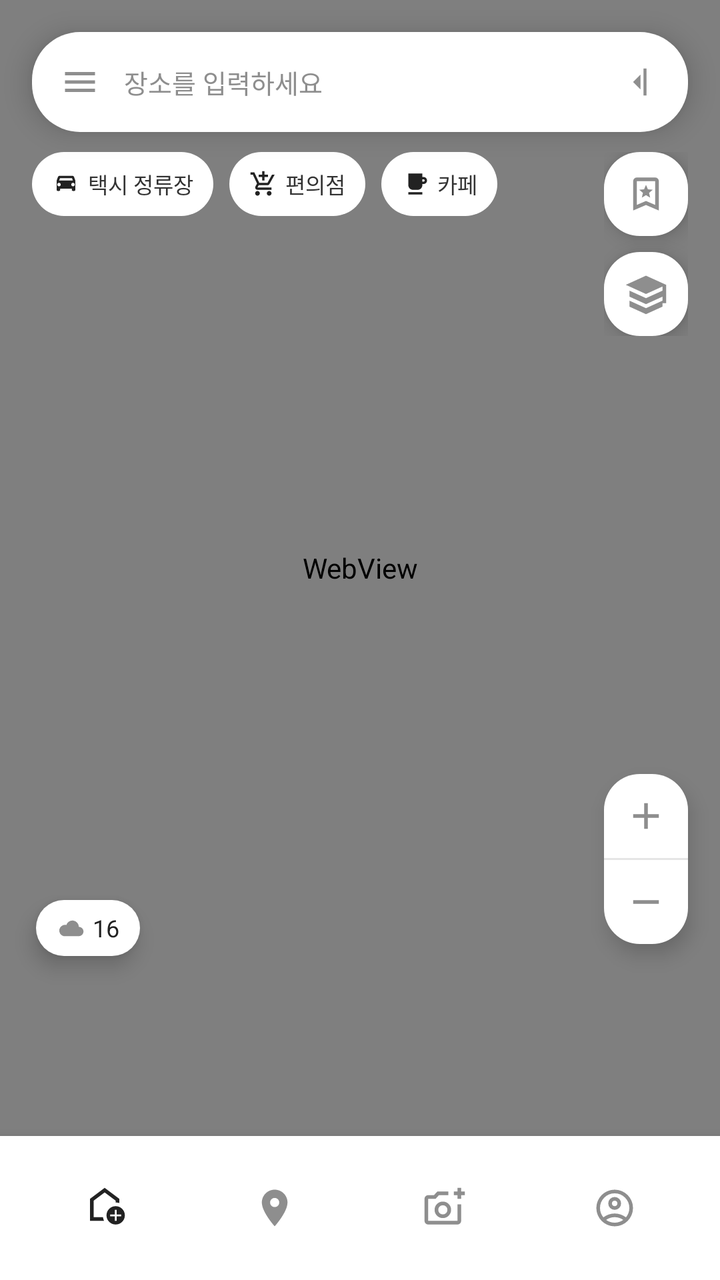
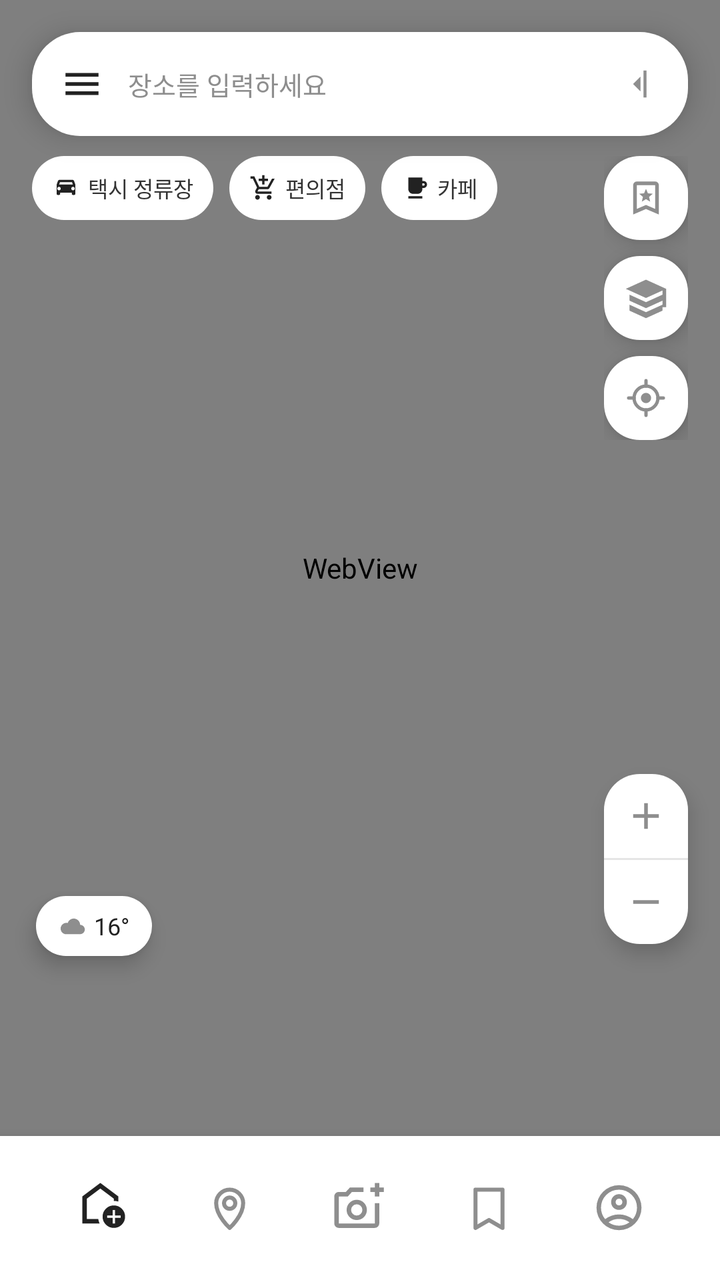

Compare the two renders of this Android layout. The source of the first and the diff that turns it into the second are given below.
<!-- AndroidManifest.xml: application theme Theme.AccessNav -->
<!-- res/layout/activity_main.xml -->
<?xml version="1.0" encoding="utf-8"?>
<androidx.constraintlayout.widget.ConstraintLayout xmlns:android="http://schemas.android.com/apk/res/android"
    xmlns:app="http://schemas.android.com/apk/res-auto"
    android:layout_width="match_parent"
    android:layout_height="match_parent"
    android:background="@color/bg_app">

    <WebView
        android:id="@+id/webMap"
        android:layout_width="0dp"
        android:layout_height="0dp"
        android:overScrollMode="never"
        app:layout_constraintTop_toTopOf="parent"
        app:layout_constraintBottom_toTopOf="@id/bottomBar"
        app:layout_constraintStart_toStartOf="parent"
        app:layout_constraintEnd_toEndOf="parent" />

    
    <LinearLayout
        android:id="@+id/topSearchWrap"
        android:layout_width="0dp"
        android:layout_height="50dp"
        android:layout_marginStart="16dp"
        android:layout_marginTop="16dp"
        android:layout_marginEnd="16dp"
        android:background="@drawable/bg_round_24_white"
        android:elevation="8dp"
        android:gravity="center_vertical"
        android:orientation="horizontal"
        android:paddingStart="14dp"
        android:paddingEnd="14dp"
        app:layout_constraintTop_toTopOf="parent"
        app:layout_constraintStart_toStartOf="parent"
        app:layout_constraintEnd_toEndOf="parent">

        <ImageView
            android:id="@+id/btnMenu"
            android:layout_width="20dp"
            android:layout_height="20dp"
            android:src="@drawable/ic_menu_24"
            android:tint="@color/gray_500" />

        <EditText
            android:id="@+id/etSearch"
            android:layout_width="0dp"
            android:layout_height="wrap_content"
            android:layout_marginStart="12dp"
            android:layout_weight="1"
            android:background="@android:color/transparent"
            android:hint="장소를 입력하세요"
            android:inputType="text"
            android:maxLines="1"
            android:textColor="@color/black"
            android:textColorHint="@color/gray_500"
            android:textSize="13sp" />

        <ImageView
            android:id="@+id/btnClear"
            android:layout_width="18dp"
            android:layout_height="18dp"
            android:src="@drawable/ic_close_20"
            android:tint="@color/gray_500" />
    </LinearLayout>

    
    <LinearLayout
        android:id="@+id/chipRow"
        android:layout_width="wrap_content"
        android:layout_height="wrap_content"
        android:layout_marginStart="16dp"
        android:layout_marginTop="10dp"
        android:orientation="horizontal"
        app:layout_constraintTop_toBottomOf="@id/topSearchWrap"
        app:layout_constraintStart_toStartOf="parent">

        <LinearLayout
            android:id="@+id/chipTaxi"
            android:layout_width="wrap_content"
            android:layout_height="32dp"
            android:background="@drawable/bg_round_16_chip"
            android:gravity="center"
            android:orientation="horizontal"
            android:paddingStart="10dp"
            android:paddingEnd="10dp">

            <ImageView
                android:layout_width="14dp"
                android:layout_height="14dp"
                android:src="@drawable/ic_taxi_16"
                android:tint="@color/black" />

            <TextView
                android:layout_width="wrap_content"
                android:layout_height="wrap_content"
                android:layout_marginStart="4dp"
                android:text="택시 정류장"
                android:textColor="@color/chip_text"
                android:textSize="11sp" />
        </LinearLayout>

        <LinearLayout
            android:id="@+id/chipStore"
            android:layout_width="wrap_content"
            android:layout_height="32dp"
            android:layout_marginStart="8dp"
            android:background="@drawable/bg_round_16_chip"
            android:gravity="center"
            android:orientation="horizontal"
            android:paddingStart="10dp"
            android:paddingEnd="10dp">

            <ImageView
                android:layout_width="14dp"
                android:layout_height="14dp"
                android:src="@drawable/ic_store_16"
                android:tint="@color/black" />

            <TextView
                android:layout_width="wrap_content"
                android:layout_height="wrap_content"
                android:layout_marginStart="4dp"
                android:text="편의점"
                android:textColor="@color/chip_text"
                android:textSize="11sp" />
        </LinearLayout>

        <LinearLayout
            android:id="@+id/chipCafe"
            android:layout_width="wrap_content"
            android:layout_height="32dp"
            android:layout_marginStart="8dp"
            android:background="@drawable/bg_round_16_chip"
            android:gravity="center"
            android:orientation="horizontal"
            android:paddingStart="10dp"
            android:paddingEnd="10dp">

            <ImageView
                android:layout_width="14dp"
                android:layout_height="14dp"
                android:src="@drawable/ic_cafe_16"
                android:tint="@color/black" />

            <TextView
                android:layout_width="wrap_content"
                android:layout_height="wrap_content"
                android:layout_marginStart="4dp"
                android:text="카페"
                android:textColor="@color/chip_text"
                android:textSize="11sp" />
        </LinearLayout>
    </LinearLayout>

    
    <LinearLayout
        android:id="@+id/rightActionWrap"
        android:layout_width="wrap_content"
        android:layout_height="wrap_content"
        android:layout_marginTop="10dp"
        android:layout_marginEnd="16dp"
        android:orientation="vertical"
        app:layout_constraintTop_toBottomOf="@id/topSearchWrap"
        app:layout_constraintEnd_toEndOf="parent">

        <ImageView
            android:id="@+id/btnFavorite"
            android:layout_width="42dp"
            android:layout_height="42dp"
            android:background="@drawable/bg_round_18_white"
            android:elevation="6dp"
            android:padding="10dp"
            android:src="@drawable/ic_star_24"
            android:tint="@color/gray_500" />

        <ImageView
            android:id="@+id/btnFilter"
            android:layout_width="42dp"
            android:layout_height="42dp"
            android:layout_marginTop="8dp"
            android:background="@drawable/bg_round_18_white"
            android:elevation="6dp"
            android:padding="10dp"
            android:src="@drawable/ic_layers_24"
            android:tint="@color/gray_500" />
    </LinearLayout>

    
    <LinearLayout
        android:id="@+id/zoomWrap"
        android:layout_width="42dp"
        android:layout_height="wrap_content"
        android:layout_marginEnd="16dp"
        android:layout_marginBottom="96dp"
        android:background="@drawable/bg_round_18_white"
        android:elevation="6dp"
        android:orientation="vertical"
        app:layout_constraintBottom_toTopOf="@id/bottomBar"
        app:layout_constraintEnd_toEndOf="parent">

        <ImageView
            android:id="@+id/btnZoomIn"
            android:layout_width="42dp"
            android:layout_height="42dp"
            android:padding="10dp"
            android:src="@drawable/ic_zoom_in_24"
            android:tint="@color/gray_500" />

        <View
            android:layout_width="match_parent"
            android:layout_height="1dp"
            android:background="#E5E5E5" />

        <ImageView
            android:id="@+id/btnZoomOut"
            android:layout_width="42dp"
            android:layout_height="42dp"
            android:padding="10dp"
            android:src="@drawable/ic_zoom_out_24"
            android:tint="@color/gray_500" />
    </LinearLayout>

    

    
    <LinearLayout
        android:id="@+id/spotCountWrap"
        android:layout_width="52dp"
        android:layout_height="28dp"
        android:layout_marginStart="18dp"
        android:layout_marginBottom="90dp"
        android:background="@drawable/bg_round_18_white"
        android:elevation="6dp"
        android:gravity="center"
        android:orientation="horizontal"
        app:layout_constraintStart_toStartOf="parent"
        app:layout_constraintBottom_toTopOf="@id/bottomBar">

        <ImageView
            android:layout_width="14dp"
            android:layout_height="14dp"
            android:src="@drawable/ic_weather_16"
            android:tint="@color/gray_500"
            android:scaleType="centerInside" />

        <TextView
            android:id="@+id/spotCount"
            android:layout_width="wrap_content"
            android:layout_height="wrap_content"
            android:layout_marginStart="4dp"
            android:text="16"
            android:textColor="@color/black"
            android:textSize="12sp" />
    </LinearLayout>

    
    <LinearLayout
        android:id="@+id/bottomBar"
        android:layout_width="0dp"
        android:layout_height="72dp"
        android:background="@color/white"
        android:elevation="10dp"
        android:gravity="center"
        android:orientation="horizontal"
        android:paddingStart="10dp"
        android:paddingEnd="10dp"
        app:layout_constraintBottom_toBottomOf="parent"
        app:layout_constraintStart_toStartOf="parent"
        app:layout_constraintEnd_toEndOf="parent">

        <LinearLayout
            android:id="@+id/navHome"
            android:layout_width="0dp"
            android:layout_height="wrap_content"
            android:layout_weight="1"
            android:gravity="center"
            android:orientation="vertical">

            <ImageView
                android:layout_width="22dp"
                android:layout_height="22dp"
                android:src="@drawable/ic_home_24"
                android:tint="@color/black" />
        </LinearLayout>

        <LinearLayout
            android:id="@+id/navAccessibility"
            android:layout_width="0dp"
            android:layout_height="wrap_content"
            android:layout_weight="1"
            android:gravity="center"
            android:orientation="vertical">

            <ImageView
                android:layout_width="22dp"
                android:layout_height="22dp"
                android:src="@drawable/ic_accessibility_24"
                android:tint="@color/gray_500" />
        </LinearLayout>

        <LinearLayout
            android:id="@+id/navCamera"
            android:layout_width="0dp"
            android:layout_height="wrap_content"
            android:layout_weight="1"
            android:gravity="center"
            android:orientation="vertical">

            <ImageView
                android:layout_width="22dp"
                android:layout_height="22dp"
                android:src="@drawable/ic_camera_24"
                android:tint="@color/gray_500" />
        </LinearLayout>

        <LinearLayout
            android:id="@+id/navProfile"
            android:layout_width="0dp"
            android:layout_height="wrap_content"
            android:layout_weight="1"
            android:gravity="center"
            android:orientation="vertical">

            <ImageView
                android:layout_width="22dp"
                android:layout_height="22dp"
                android:src="@drawable/ic_person_24"
                android:tint="@color/gray_500" />
        </LinearLayout>
    </LinearLayout>

</androidx.constraintlayout.widget.ConstraintLayout>
<!-- resources referenced by this layout -->
<resources>
  <color name="bg_app">#F5F5F5</color>
  <color name="black">#222222</color>
  <color name="chip_text">#333333</color>
  <color name="gray_500">#8E8E8E</color>
  <color name="white">#FFFFFF</color>
  <!-- drawable bg_round_16_chip (drawable) -->
  <shape xmlns:android="http://schemas.android.com/apk/res/android">
      <solid android:color="#FFFFFF" />
      <corners android:radius="16dp" />
  </shape>
  <!-- drawable bg_round_18_white (drawable) -->
  <shape xmlns:android="http://schemas.android.com/apk/res/android">
      <solid android:color="#FFFFFF" />
      <corners android:radius="18dp" />
  </shape>
  <!-- drawable bg_round_24_white (drawable) -->
  <shape xmlns:android="http://schemas.android.com/apk/res/android">
      <solid android:color="#FFFFFF" />
      <corners android:radius="24dp" />
  </shape>
  <!-- drawable ic_accessibility_24 (drawable) -->
  <vector xmlns:android="http://schemas.android.com/apk/res/android"
      android:width="24dp"
      android:height="24dp"
      android:viewportWidth="24"
      android:viewportHeight="24">
      <path
          android:fillColor="#FF000000"
          android:pathData="M12,2C8.13,2 5,5.13 5,9c0,5.25 7,13 7,13s7,-7.75 7,-13c0,-3.87 -3.13,-7 -7,-7zM12,11.5c-1.38,0 -2.5,-1.12 -2.5,-2.5s1.12,-2.5 2.5,-2.5 2.5,1.12 2.5,2.5 -1.12,2.5 -2.5,2.5z"/>
  </vector>
  <!-- drawable ic_zoom_out_24 (drawable) -->
  <vector xmlns:android="http://schemas.android.com/apk/res/android"
      android:width="24dp"
      android:height="24dp"
      android:viewportWidth="24"
      android:viewportHeight="24">
      <path
          android:fillColor="#FF000000"
          android:pathData="M19,13H5v-2h14v2z"/>
  </vector>
  <!-- unchanged entries left out for length: 13 -->
</resources>

<!-- the commit's change to res/layout/activity_main.xml (unified diff, before → after) -->
@@ -10,16 +10,15 @@
         android:layout_width="0dp"
         android:layout_height="0dp"
         android:overScrollMode="never"
-        app:layout_constraintTop_toTopOf="parent"
         app:layout_constraintBottom_toTopOf="@id/bottomBar"
+        app:layout_constraintEnd_toEndOf="parent"
         app:layout_constraintStart_toStartOf="parent"
-        app:layout_constraintEnd_toEndOf="parent" />
-
-    
+        app:layout_constraintTop_toTopOf="parent" />
+
     <LinearLayout
         android:id="@+id/topSearchWrap"
         android:layout_width="0dp"
-        android:layout_height="50dp"
+        android:layout_height="52dp"
         android:layout_marginStart="16dp"
         android:layout_marginTop="16dp"
         android:layout_marginEnd="16dp"
@@ -29,16 +28,17 @@
         android:orientation="horizontal"
         android:paddingStart="14dp"
         android:paddingEnd="14dp"
-        app:layout_constraintTop_toTopOf="parent"
+        app:layout_constraintEnd_toEndOf="parent"
         app:layout_constraintStart_toStartOf="parent"
-        app:layout_constraintEnd_toEndOf="parent">
+        app:layout_constraintTop_toTopOf="parent">
 
         <ImageView
             android:id="@+id/btnMenu"
-            android:layout_width="20dp"
-            android:layout_height="20dp"
+            android:layout_width="22dp"
+            android:layout_height="22dp"
+            android:contentDescription="메뉴"
             android:src="@drawable/ic_menu_24"
-            android:tint="@color/gray_500" />
+            android:tint="@color/black" />
 
         <EditText
             android:id="@+id/etSearch"
@@ -47,9 +47,11 @@
             android:layout_marginStart="12dp"
             android:layout_weight="1"
             android:background="@android:color/transparent"
-            android:hint="장소를 입력하세요"
+            android:hint="@string/search_hint"
+            android:imeOptions="actionSearch"
             android:inputType="text"
             android:maxLines="1"
+            android:singleLine="true"
             android:textColor="@color/black"
             android:textColorHint="@color/gray_500"
             android:textSize="13sp" />
@@ -58,11 +60,11 @@
             android:id="@+id/btnClear"
             android:layout_width="18dp"
             android:layout_height="18dp"
+            android:contentDescription="검색어 지우기"
             android:src="@drawable/ic_close_20"
             android:tint="@color/gray_500" />
     </LinearLayout>
 
-    
     <LinearLayout
         android:id="@+id/chipRow"
         android:layout_width="wrap_content"
@@ -70,8 +72,8 @@
         android:layout_marginStart="16dp"
         android:layout_marginTop="10dp"
         android:orientation="horizontal"
-        app:layout_constraintTop_toBottomOf="@id/topSearchWrap"
-        app:layout_constraintStart_toStartOf="parent">
+        app:layout_constraintStart_toStartOf="parent"
+        app:layout_constraintTop_toBottomOf="@id/topSearchWrap">
 
         <LinearLayout
             android:id="@+id/chipTaxi"
@@ -151,7 +153,30 @@
         </LinearLayout>
     </LinearLayout>
 
-    
+    <ScrollView
+        android:id="@+id/resultScroll"
+        android:layout_width="0dp"
+        android:layout_height="wrap_content"
+        android:layout_marginStart="16dp"
+        android:layout_marginTop="10dp"
+        android:layout_marginEnd="16dp"
+        android:background="@drawable/bg_card_white"
+        android:elevation="12dp"
+        android:maxHeight="260dp"
+        android:visibility="gone"
+        app:layout_constraintEnd_toEndOf="parent"
+        app:layout_constraintStart_toStartOf="parent"
+        app:layout_constraintTop_toBottomOf="@id/chipRow">
+
+        <LinearLayout
+            android:id="@+id/resultList"
+            android:layout_width="match_parent"
+            android:layout_height="wrap_content"
+            android:orientation="vertical"
+            android:paddingTop="6dp"
+            android:paddingBottom="6dp" />
+    </ScrollView>
+
     <LinearLayout
         android:id="@+id/rightActionWrap"
         android:layout_width="wrap_content"
@@ -159,14 +184,15 @@
         android:layout_marginTop="10dp"
         android:layout_marginEnd="16dp"
         android:orientation="vertical"
-        app:layout_constraintTop_toBottomOf="@id/topSearchWrap"
-        app:layout_constraintEnd_toEndOf="parent">
+        app:layout_constraintEnd_toEndOf="parent"
+        app:layout_constraintTop_toBottomOf="@id/topSearchWrap">
 
         <ImageView
             android:id="@+id/btnFavorite"
             android:layout_width="42dp"
             android:layout_height="42dp"
             android:background="@drawable/bg_round_18_white"
+            android:contentDescription="@string/favorite"
             android:elevation="6dp"
             android:padding="10dp"
             android:src="@drawable/ic_star_24"
@@ -178,13 +204,25 @@
             android:layout_height="42dp"
             android:layout_marginTop="8dp"
             android:background="@drawable/bg_round_18_white"
+            android:contentDescription="@string/option_filter"
             android:elevation="6dp"
             android:padding="10dp"
             android:src="@drawable/ic_layers_24"
             android:tint="@color/gray_500" />
-    </LinearLayout>
-
-    
+
+        <ImageView
+            android:id="@+id/btnCurrentLocation"
+            android:layout_width="42dp"
+            android:layout_height="42dp"
+            android:layout_marginTop="8dp"
+            android:background="@drawable/bg_round_18_white"
+            android:contentDescription="현재 위치"
+            android:elevation="6dp"
+            android:padding="10dp"
+            android:src="@drawable/ic_current_location_24"
+            android:tint="@color/gray_500" />
+    </LinearLayout>
+
     <LinearLayout
         android:id="@+id/zoomWrap"
         android:layout_width="42dp"
@@ -219,40 +257,36 @@
             android:tint="@color/gray_500" />
     </LinearLayout>
 
-    
-
-    
     <LinearLayout
         android:id="@+id/spotCountWrap"
-        android:layout_width="52dp"
-        android:layout_height="28dp"
+        android:layout_width="58dp"
+        android:layout_height="30dp"
         android:layout_marginStart="18dp"
         android:layout_marginBottom="90dp"
         android:background="@drawable/bg_round_18_white"
         android:elevation="6dp"
         android:gravity="center"
         android:orientation="horizontal"
-        app:layout_constraintStart_toStartOf="parent"
-        app:layout_constraintBottom_toTopOf="@id/bottomBar">
+        app:layout_constraintBottom_toTopOf="@id/bottomBar"
+        app:layout_constraintStart_toStartOf="parent">
 
         <ImageView
             android:layout_width="14dp"
             android:layout_height="14dp"
+            android:scaleType="centerInside"
             android:src="@drawable/ic_weather_16"
-            android:tint="@color/gray_500"
-            android:scaleType="centerInside" />
+            android:tint="@color/gray_500" />
 
         <TextView
             android:id="@+id/spotCount"
             android:layout_width="wrap_content"
             android:layout_height="wrap_content"
             android:layout_marginStart="4dp"
-            android:text="16"
+            android:text="16°"
             android:textColor="@color/black"
             android:textSize="12sp" />
     </LinearLayout>
 
-    
     <LinearLayout
         android:id="@+id/bottomBar"
         android:layout_width="0dp"
@@ -261,68 +295,78 @@
         android:elevation="10dp"
         android:gravity="center"
         android:orientation="horizontal"
-        android:paddingStart="10dp"
-        android:paddingEnd="10dp"
+        android:paddingStart="18dp"
+        android:paddingEnd="18dp"
         app:layout_constraintBottom_toBottomOf="parent"
-        app:layout_constraintStart_toStartOf="parent"
-        app:layout_constraintEnd_toEndOf="parent">
+        app:layout_constraintEnd_toEndOf="parent"
+        app:layout_constraintStart_toStartOf="parent">
 
         <LinearLayout
             android:id="@+id/navHome"
             android:layout_width="0dp"
-            android:layout_height="wrap_content"
-            android:layout_weight="1"
-            android:gravity="center"
-            android:orientation="vertical">
-
-            <ImageView
-                android:layout_width="22dp"
-                android:layout_height="22dp"
+            android:layout_height="match_parent"
+            android:layout_weight="1"
+            android:gravity="center">
+
+            <ImageView
+                android:layout_width="27dp"
+                android:layout_height="27dp"
                 android:src="@drawable/ic_home_24"
                 android:tint="@color/black" />
         </LinearLayout>
 
         <LinearLayout
-            android:id="@+id/navAccessibility"
-            android:layout_width="0dp"
-            android:layout_height="wrap_content"
-            android:layout_weight="1"
-            android:gravity="center"
-            android:orientation="vertical">
-
-            <ImageView
-                android:layout_width="22dp"
-                android:layout_height="22dp"
-                android:src="@drawable/ic_accessibility_24"
+            android:id="@+id/navLocation"
+            android:layout_width="0dp"
+            android:layout_height="match_parent"
+            android:layout_weight="1"
+            android:gravity="center">
+
+            <ImageView
+                android:layout_width="27dp"
+                android:layout_height="27dp"
+                android:src="@drawable/ic_location_pin_24"
                 android:tint="@color/gray_500" />
         </LinearLayout>
 
         <LinearLayout
             android:id="@+id/navCamera"
             android:layout_width="0dp"
-            android:layout_height="wrap_content"
-            android:layout_weight="1"
-            android:gravity="center"
-            android:orientation="vertical">
-
-            <ImageView
-                android:layout_width="22dp"
-                android:layout_height="22dp"
+            android:layout_height="match_parent"
+            android:layout_weight="1"
+            android:gravity="center">
+
+            <ImageView
+                android:layout_width="27dp"
+                android:layout_height="27dp"
                 android:src="@drawable/ic_camera_24"
                 android:tint="@color/gray_500" />
         </LinearLayout>
 
         <LinearLayout
+            android:id="@+id/navBookmark"
+            android:layout_width="0dp"
+            android:layout_height="match_parent"
+            android:layout_weight="1"
+            android:gravity="center">
+
+            <ImageView
+                android:layout_width="27dp"
+                android:layout_height="27dp"
+                android:src="@drawable/ic_bookmark_24"
+                android:tint="@color/gray_500" />
+        </LinearLayout>
+
+        <LinearLayout
             android:id="@+id/navProfile"
             android:layout_width="0dp"
-            android:layout_height="wrap_content"
-            android:layout_weight="1"
-            android:gravity="center"
-            android:orientation="vertical">
-
-            <ImageView
-                android:layout_width="22dp"
-                android:layout_height="22dp"
+            android:layout_height="match_parent"
+            android:layout_weight="1"
+            android:gravity="center">
+
+            <ImageView
+                android:layout_width="27dp"
+                android:layout_height="27dp"
                 android:src="@drawable/ic_person_24"
                 android:tint="@color/gray_500" />
         </LinearLayout>
<!-- resource entries referenced after the edit -->
@@ -5,6 +5,15 @@
   <color name="chip_text">#333333</color>
   <color name="gray_500">#8E8E8E</color>
   <color name="white">#FFFFFF</color>
+  <!-- drawable bg_card_white (drawable) -->
+  <?xml version="1.0" encoding="utf-8"?>
+  <shape xmlns:android="http://schemas.android.com/apk/res/android">
+      <solid android:color="@color/white" />
+      <corners android:radius="8dp" />
+      <stroke
+          android:width="1dp"
+          android:color="#E0E0E0" />
+  </shape>
   <!-- drawable bg_round_16_chip (drawable) -->
   <shape xmlns:android="http://schemas.android.com/apk/res/android">
       <solid android:color="#FFFFFF" />
@@ -20,15 +29,61 @@
       <solid android:color="#FFFFFF" />
       <corners android:radius="24dp" />
   </shape>
-  <!-- drawable ic_accessibility_24 (drawable) -->
+  <!-- drawable ic_bookmark_24 (drawable) -->
   <vector xmlns:android="http://schemas.android.com/apk/res/android"
       android:width="24dp"
       android:height="24dp"
       android:viewportWidth="24"
       android:viewportHeight="24">
       <path
-          android:fillColor="#FF000000"
-          android:pathData="M12,2C8.13,2 5,5.13 5,9c0,5.25 7,13 7,13s7,-7.75 7,-13c0,-3.87 -3.13,-7 -7,-7zM12,11.5c-1.38,0 -2.5,-1.12 -2.5,-2.5s1.12,-2.5 2.5,-2.5 2.5,1.12 2.5,2.5 -1.12,2.5 -2.5,2.5z"/>
+          android:pathData="M6,4 L18,4 L18,21 L12,17.5 L6,21 Z"
+          android:fillColor="@android:color/transparent"
+          android:strokeColor="@color/gray_500"
+          android:strokeWidth="1.8"
+          android:strokeLineJoin="round"
+          android:strokeLineCap="round" />
+  </vector>
+  <!-- drawable ic_current_location_24 (drawable) -->
+  <?xml version="1.0" encoding="utf-8"?>
+  <vector xmlns:android="http://schemas.android.com/apk/res/android"
+      android:width="24dp"
+      android:height="24dp"
+      android:viewportWidth="24"
+      android:viewportHeight="24">
+      <path
+          android:fillColor="@android:color/transparent"
+          android:pathData="M12,5.5A6.5,6.5 0,1 0,12 18.5A6.5,6.5 0,1 0,12 5.5"
+          android:strokeColor="#555555"
+          android:strokeLineCap="round"
+          android:strokeWidth="1.8" />
+      <path
+          android:fillColor="@android:color/transparent"
+          android:pathData="M12,2.5V5.5M12,18.5V21.5M2.5,12H5.5M18.5,12H21.5"
+          android:strokeColor="#555555"
+          android:strokeLineCap="round"
+          android:strokeWidth="1.8" />
+      <path
+          android:fillColor="#555555"
+          android:pathData="M12,9.2A2.8,2.8 0,1 0,12 14.8A2.8,2.8 0,1 0,12 9.2" />
+  </vector>
+  <!-- drawable ic_location_pin_24 (drawable) -->
+  <vector xmlns:android="http://schemas.android.com/apk/res/android"
+      android:width="24dp"
+      android:height="24dp"
+      android:viewportWidth="24"
+      android:viewportHeight="24">
+      <path
+          android:pathData="M12,21 C12,21 18,15.7 18,10 C18,6.7 15.3,4 12,4 C8.7,4 6,6.7 6,10 C6,15.7 12,21 12,21 Z"
+          android:fillColor="@android:color/transparent"
+          android:strokeColor="@color/gray_500"
+          android:strokeWidth="1.8"
+          android:strokeLineJoin="round"
+          android:strokeLineCap="round" />
+      <path
+          android:pathData="M12,12.5 A2.5,2.5 0,1 0,12,7.5 A2.5,2.5 0,1 0,12,12.5"
+          android:fillColor="@android:color/transparent"
+          android:strokeColor="@color/gray_500"
+          android:strokeWidth="1.8" />
   </vector>
   <!-- drawable ic_zoom_out_24 (drawable) -->
   <vector xmlns:android="http://schemas.android.com/apk/res/android"
@@ -40,6 +95,9 @@
           android:fillColor="#FF000000"
           android:pathData="M19,13H5v-2h14v2z"/>
   </vector>
+  <string name="favorite">즐겨찾기</string>
+  <string name="option_filter">옵션 필터</string>
+  <string name="search_hint">장소를 입력하세요</string>
   <!-- unchanged entries left out for length: 13 -->
 </resources>
 
